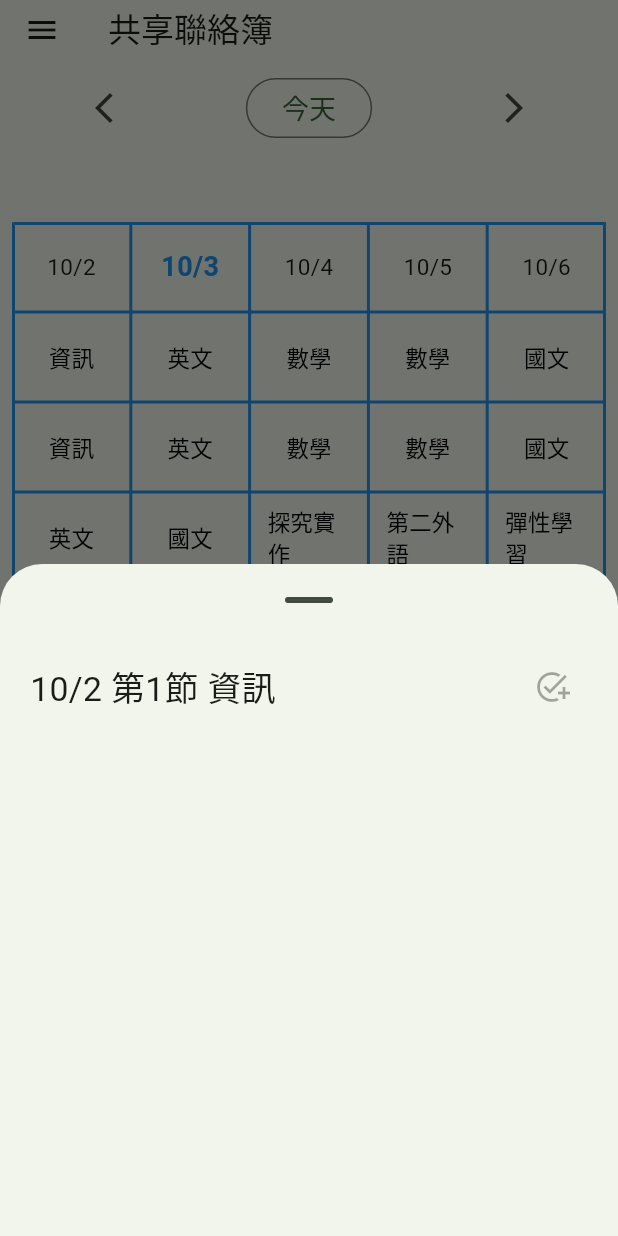
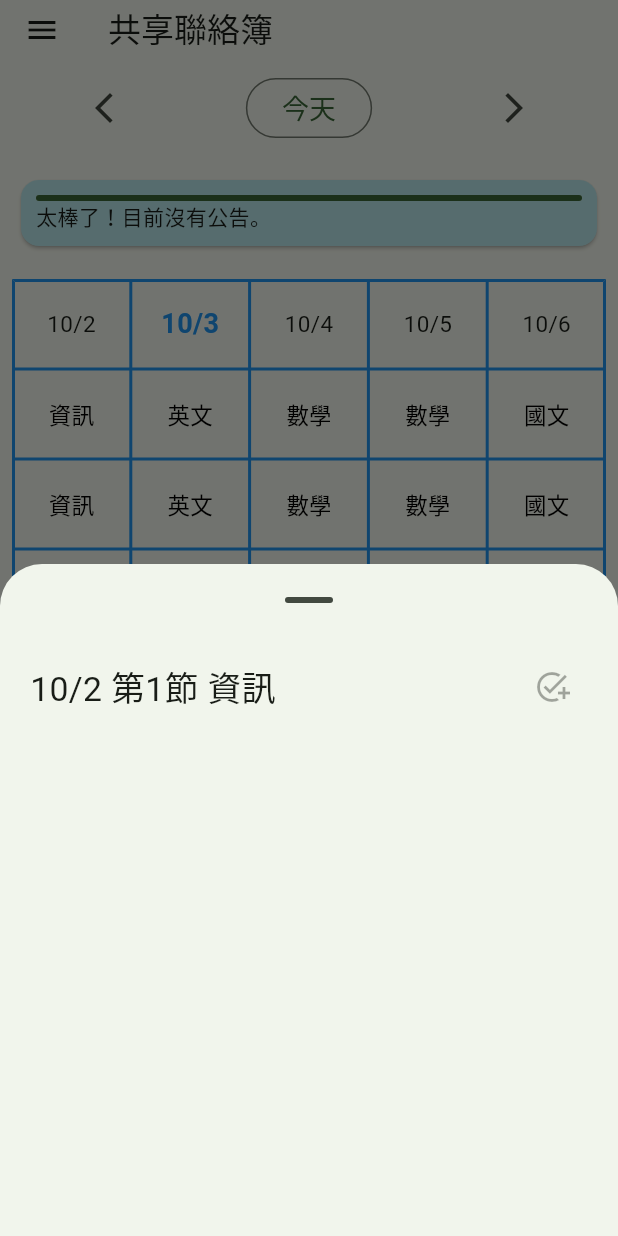
Before and after one commit to ycy-0510/class_todo_tfg, a Flutter app: the screen it shows once a user with an empty profile is signed in, after a tap on "資訊", on a phone screen of 412 x 824 dp. Run offline on Flutter 3.47's test engine with Material 2 defaults, Android fonts, the light colour scheme and no system bars; our stand-ins replace cloud_firestore, connectivity_plus, firebase_auth, firebase_core, flutter_native_splash, flutter_riverpod and 3 more; missing offline and left inert: dart:html, firebase_app_check, pwa_install; accounts and stored records are empty; statements that could not run were skipped.

Commit message:
add announcement

```diff
--- /dev/null
+++ b/lib/logic/annouce_notifier.dart
@@ -0,0 +1,127 @@
+import 'dart:async';
+
+import 'package:class_todo_list/provider.dart';
+import 'package:cloud_firestore/cloud_firestore.dart';
+import 'package:flutter_riverpod/flutter_riverpod.dart';
+import 'package:fluttertoast/fluttertoast.dart';
+
+class AnnounceNotifier extends StateNotifier<AnnounceState> {
+  late FirebaseFirestore db;
+  final Ref _ref;
+  StreamSubscription<QuerySnapshot>? listener;
+  AnnounceNotifier(this._ref) : super(AnnounceState([])) {
+    db = FirebaseFirestore.instance;
+    getData();
+    _ref.listen(dateProvider, (previous, next) {
+      if (previous != null && previous.now.day != next.now.day) {
+        getData();
+      }
+    });
+    Timer.periodic(const Duration(milliseconds: 20), (timer) {
+      if (!state.pause) {
+        state = state.copyWith(timer: (state.timer + 0.02));
+        if (state.timer >= 5) {
+          state = state.copyWith(
+              timer: 0, idx: (state.idx + 1) % state.announces.length);
+        }
+      }
+    });
+  }
+
+  void getData() {
+    state = AnnounceState([], loading: true);
+    final dataRef = db.collection("announce").where("expired",
+        isGreaterThanOrEqualTo: _ref
+            .read(dateProvider)
+            .now
+            .copyWith(hour: 0, minute: 0, second: 0));
+    listener?.cancel();
+    listener = dataRef.snapshots().listen(
+      (data) {
+        List<Announce> announces = [];
+        for (var docSnapshot in data.docs) {
+          announces.add(Announce.fromFirestore(docSnapshot));
+        }
+        state = AnnounceState(announces);
+      },
+      onError: (e) => _showError(e.toString()),
+    );
+  }
+
+  void pause() {
+    state = state.copyWith(pause: true);
+  }
+
+  void resume() {
+    state = state.copyWith(pause: false);
+  }
+
+  void next() {
+    state = state.copyWith(
+        idx: (state.idx + 1) % state.announces.length, timer: 0, pause: false);
+  }
+
+  void prev() {
+    state = state.copyWith(
+        idx: (state.idx + state.announces.length - 1) % state.announces.length,
+        timer: 0,
+        pause: false);
+  }
+
+  void _showError(String error) {
+    Fluttertoast.showToast(
+      msg: error,
+      timeInSecForIosWeb: 1,
+      webShowClose: true,
+    );
+  }
+
+  @override
+  void dispose() {
+    listener?.cancel();
+    super.dispose();
+  }
+}
+
+class AnnounceState {
+  List<Announce> announces;
+  bool loading;
+  int idx;
+  double timer;
+  bool pause;
+  AnnounceState(this.announces,
+      {this.loading = false, this.idx = 0, this.timer = 1, this.pause = false});
+
+  AnnounceState copyWith(
+          {List<Announce>? announces,
+          bool? loading,
+          int? idx,
+          double? timer,
+          bool? pause}) =>
+      AnnounceState(
+        announces ?? this.announces,
+        loading: loading ?? this.loading,
+        idx: idx ?? this.idx,
+        timer: timer ?? this.timer,
+        pause: pause ?? this.pause,
+      );
+}
+
+class Announce {
+  String content;
+  String userId;
+  String announceId;
+  Announce(
+      {required this.content, required this.userId, required this.announceId});
+  factory Announce.fromFirestore(
+    DocumentSnapshot<Map<String, dynamic>> snapshot, [
+    SnapshotOptions? options,
+  ]) {
+    final data = snapshot.data();
+    return Announce(
+      content: data?['content'],
+      userId: data?['userId'],
+      announceId: snapshot.id,
+    );
+  }
+}
--- a/lib/logic/nowtime_notifier.dart
+++ b/lib/logic/nowtime_notifier.dart
@@ -4,7 +4,7 @@ import 'package:flutter_riverpod/flutter_riverpod.dart';
 
 class NowTimeNotifier extends StateNotifier<DateTime> {
   NowTimeNotifier() : super(DateTime.now()) {
-    Timer.periodic(Duration(minutes: 1), (timer) {
+    Timer.periodic(const Duration(minutes: 1), (timer) {
       state = DateTime.now();
     });
   }
--- a/lib/logic/users_notifier.dart
+++ b/lib/logic/users_notifier.dart
@@ -5,7 +5,7 @@ import 'package:fluttertoast/fluttertoast.dart';
 
 class UsersNotifier extends StateNotifier<Map<String, String>> {
   late FirebaseFirestore db;
-  Ref _ref;
+  final Ref _ref;
   UsersNotifier(this._ref) : super({}) {
     db = FirebaseFirestore.instance;
     getUserData();
--- a/lib/page/home_page.dart
+++ b/lib/page/home_page.dart
@@ -1,4 +1,5 @@
 import 'package:class_todo_list/class_table.dart';
+import 'package:class_todo_list/logic/annouce_notifier.dart';
 import 'package:class_todo_list/logic/connectivety_notifier.dart';
 import 'package:class_todo_list/logic/form_notifier.dart';
 import 'package:class_todo_list/logic/task_notifier.dart';
@@ -118,7 +119,7 @@ class HomePage extends ConsumerWidget {
               onTap: () => showAboutDialog(
                   context: context,
                   applicationName: '共享聯絡簿',
-                  applicationVersion: '1.3.0',
+                  applicationVersion: 'V1.3.0',
                   applicationIcon: Padding(
                     padding: const EdgeInsets.all(10),
                     child: Image.asset(
@@ -180,91 +181,8 @@ class HomeBody extends ConsumerWidget {
               child: Column(
                 crossAxisAlignment: CrossAxisAlignment.stretch,
                 children: [
-                  Padding(
-                    padding: const EdgeInsets.all(8),
-                    child: Table(
-                        border: TableBorder.all(color: Colors.blue, width: 2),
-                        children: [
-                          TableRow(children: [
-                            for (int d = 0; d < 5; d++)
-                              Builder(builder: (context) {
-                                DateTime today = ref.watch(dateProvider).now;
-                                DateTime date = ref
-                                    .watch(dateProvider)
-                                    .sunday
-                                    .add(Duration(days: d + 1));
-                                bool isToday = false;
-                                if (date.isBefore(today) &&
-                                    date
-                                        .add(const Duration(days: 1))
-                                        .isAfter(today)) {
-                                  isToday = true;
-                                }
-                                int month = date.month;
-                                int day = date.day;
-                                return Container(
-                                  height: 60,
-                                  alignment: Alignment.center,
-                                  child: Text(
-                                    '$month/$day',
-                                    style: TextStyle(
-                                      fontSize: isToday ? 18 : 15,
-                                      color: isToday ? Colors.blue : null,
-                                      fontWeight:
-                                          isToday ? FontWeight.bold : null,
-                                    ),
-                                  ),
-                                );
-                              }),
-                          ]),
-                          for (int l = 0; l < 7; l++)
-                            TableRow(
-                                decoration: l == 3
-                                    ? const BoxDecoration(
-                                        border: Border(
-                                        bottom: BorderSide(
-                                            width: 5,
-                                            color: Colors.blue,
-                                            strokeAlign:
-                                                BorderSide.strokeAlignInside),
-                                      ))
-                                    : null,
-                                children: [
-                                  for (int d = 0; d < 5; d++)
-                                    Container(
-                                      margin: l == 3
-                                          ? const EdgeInsets.only(bottom: 5)
-                                          : null,
-                                      color: classColor(
-                                          d + 1, l, tasks, Theme.of(context)),
-                                      height: 60,
-                                      alignment: Alignment.center,
-                                      child: TextButton(
-                                        onPressed: () {
-                                          showModalBottomSheet(
-                                              showDragHandle: true,
-                                              context: context,
-                                              builder: (context) => BottomSheet(
-                                                  className: lesson[d * 7 + l],
-                                                  weekDay: d + 1,
-                                                  lessonIdx: l));
-                                        },
-                                        child: Text(
-                                          lesson[d * 7 + l],
-                                          style: TextStyle(
-                                            fontSize: 15,
-                                            color:
-                                                Theme.of(context).brightness ==
-                                                        Brightness.light
-                                                    ? Colors.black
-                                                    : Colors.white,
-                                          ),
-                                        ),
-                                      ),
-                                    ),
-                                ]),
-                        ]),
-                  ),
+                  const AnnounceView(),
+                  TaskTableView(tasks),
                   Padding(
                     padding: const EdgeInsets.symmetric(
                         vertical: 10, horizontal: 20),
@@ -340,6 +258,166 @@ class HomeBody extends ConsumerWidget {
           );
         }
       }),
+    );
+  }
+}
+
+class AnnounceView extends ConsumerWidget {
+  const AnnounceView({super.key});
+
+  @override
+  Widget build(BuildContext context, WidgetRef ref) {
+    Map<String, String> usersData = ref.watch(usersProvider);
+    List<Announce> announces = ref.watch(announceProvider).announces;
+    int idx = ref.watch(announceProvider).idx;
+    double timer = ref.watch(announceProvider).timer;
+
+    return Padding(
+      padding: const EdgeInsets.all(10),
+      child: SizedBox(
+        child: Card(
+          color: Theme.of(context).colorScheme.tertiaryContainer,
+          child: GestureDetector(
+            onTapDown: (details) => ref.read(announceProvider.notifier).pause(),
+            onTapUp: (details) => ref.read(announceProvider.notifier).resume(),
+            onDoubleTap: () => ref.read(announceProvider.notifier).next(),
+            child: Padding(
+              padding: const EdgeInsets.symmetric(horizontal: 10, vertical: 10),
+              child: Column(
+                crossAxisAlignment: CrossAxisAlignment.stretch,
+                children: [
+                  LinearProgressIndicator(
+                    value: timer / 5,
+                    borderRadius: BorderRadius.circular(100),
+                  ),
+                  Builder(builder: (context) {
+                    if (ref.watch(announceProvider).loading) {
+                      return const Text('載入中');
+                    } else if (announces.isNotEmpty) {
+                      return Padding(
+                        padding: const EdgeInsets.symmetric(
+                            horizontal: 10, vertical: 10),
+                        child: Row(
+                          children: [
+                            const Icon(
+                              Icons.announcement,
+                              size: 40,
+                            ),
+                            const SizedBox(
+                              width: 10,
+                            ),
+                            Expanded(
+                              child: Column(
+                                crossAxisAlignment: CrossAxisAlignment.stretch,
+                                children: [
+                                  Text(
+                                    announces[idx].content,
+                                    style: const TextStyle(fontSize: 18),
+                                  ),
+                                  const SizedBox(height: 5),
+                                  Text(
+                                      'by ${usersData[announces[idx].userId] ?? '未知建立者'}')
+                                ],
+                              ),
+                            )
+                          ],
+                        ),
+                      );
+                    } else {
+                      return const Text('太棒了！目前沒有公告。');
+                    }
+                  }),
+                ],
+              ),
+            ),
+          ),
+        ),
+      ),
+    );
+  }
+}
+
+class TaskTableView extends ConsumerWidget {
+  const TaskTableView(this.tasks, {super.key});
+  final List<Task> tasks;
+
+  @override
+  Widget build(BuildContext context, WidgetRef ref) {
+    return Padding(
+      padding: const EdgeInsets.all(8),
+      child: Table(
+          border: TableBorder.all(color: Colors.blue, width: 2),
+          children: [
+            TableRow(children: [
+              for (int d = 0; d < 5; d++)
+                Builder(builder: (context) {
+                  DateTime today = ref.watch(dateProvider).now;
+                  DateTime date =
+                      ref.watch(dateProvider).sunday.add(Duration(days: d + 1));
+                  bool isToday = false;
+                  if (date.isBefore(today) &&
+                      date.add(const Duration(days: 1)).isAfter(today)) {
+                    isToday = true;
+                  }
+                  int month = date.month;
+                  int day = date.day;
+                  return Container(
+                    height: 60,
+                    alignment: Alignment.center,
+                    child: Text(
+                      '$month/$day',
+                      style: TextStyle(
+                        fontSize: isToday ? 18 : 15,
+                        color: isToday ? Colors.blue : null,
+                        fontWeight: isToday ? FontWeight.bold : null,
+                      ),
+                    ),
+                  );
+                }),
+            ]),
+            for (int l = 0; l < 7; l++)
+              TableRow(
+                  decoration: l == 3
+                      ? const BoxDecoration(
+                          border: Border(
+                          bottom: BorderSide(
+                              width: 5,
+                              color: Colors.blue,
+                              strokeAlign: BorderSide.strokeAlignInside),
+                        ))
+                      : null,
+                  children: [
+                    for (int d = 0; d < 5; d++)
+                      Container(
+                        margin:
+                            l == 3 ? const EdgeInsets.only(bottom: 5) : null,
+                        color: classColor(d + 1, l, tasks, Theme.of(context)),
+                        height: 60,
+                        alignment: Alignment.center,
+                        child: TextButton(
+                          onPressed: () {
+                            showModalBottomSheet(
+                                showDragHandle: true,
+                                context: context,
+                                builder: (context) => BottomSheet(
+                                    className: lesson[d * 7 + l],
+                                    weekDay: d + 1,
+                                    lessonIdx: l));
+                          },
+                          child: Text(
+                            lesson[d * 7 + l],
+                            style: TextStyle(
+                              fontSize: 15,
+                              color: Theme.of(context).brightness ==
+                                      Brightness.light
+                                  ? Colors.black
+                                  : Colors.white,
+                            ),
+                          ),
+                        ),
+                      ),
+                  ]),
+          ]),
     );
   }
 
--- a/lib/provider.dart
+++ b/lib/provider.dart
@@ -1,3 +1,4 @@
+import 'package:class_todo_list/logic/annouce_notifier.dart';
 import 'package:class_todo_list/logic/auth_notifier.dart';
 import 'package:class_todo_list/logic/connectivety_notifier.dart';
 import 'package:class_todo_list/logic/date_notifier.dart';
@@ -32,6 +33,11 @@ final taskProvider =
   return TaskNotifier(ref);
 });
 
+final announceProvider =
+    StateNotifierProvider.autoDispose<AnnounceNotifier, AnnounceState>((ref) {
+  return AnnounceNotifier(ref);
+});
+
 final usersProvider =
     StateNotifierProvider.autoDispose<UsersNotifier, Map<String, String>>(
         (ref) {
```
Also changed, not shown: 1 other file.
